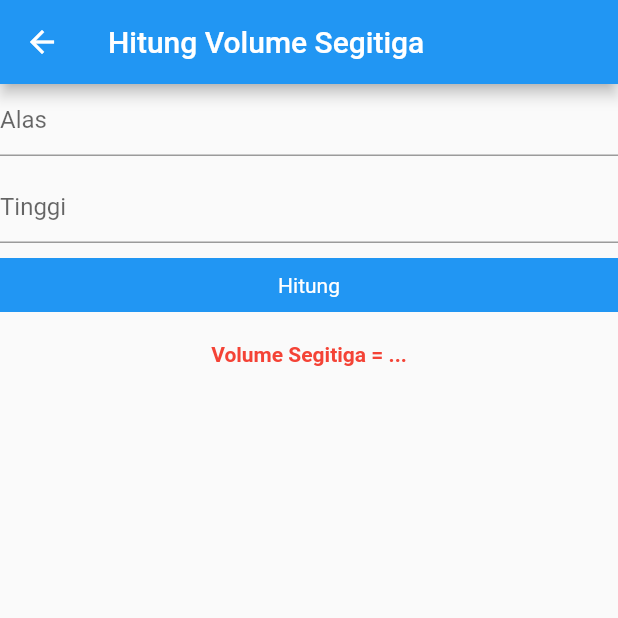
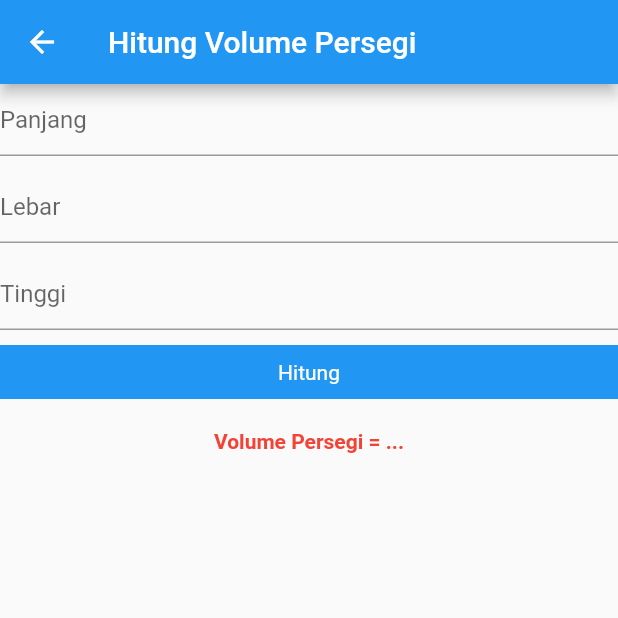
Before and after one commit to adiiisanjayaa/calculator, a Flutter app: the screen it shows after launch, after a tap on "Persegi", on a phone screen of 412 x 824 dp, the top half of it. Run offline on Flutter 3.47's test engine with Material 2 defaults, Android fonts, the phone set to English and light mode, and no system bars.

Commit message:
fitur persegi, persegi panjang, lingkaran

```diff
--- a/lib/main.dart
+++ b/lib/main.dart
@@ -1,4 +1,7 @@
 import 'package:calculator/segitiga.dart';
+import 'package:calculator/persegi.dart';
+import 'package:calculator/persegipanjang.dart';
+import 'package:calculator/lingkaran.dart';
 import 'package:calculator/shape.dart';
 import 'package:flutter/material.dart';
 
@@ -48,21 +51,21 @@ class _MyHomePageState extends State<MyHomePage> {
       return () {
         Navigator.push(
           context,
-          MaterialPageRoute(builder: (context) => const SegitigaPage()),
+          MaterialPageRoute(builder: (context) => const PersegiPage()),
         );
       };
     } else if (shape == "Persegi Panjang") {
       return () {
         Navigator.push(
           context,
-          MaterialPageRoute(builder: (context) => const SegitigaPage()),
+          MaterialPageRoute(builder: (context) => const PersegipanjangPage()),
         );
       };
     } else {
       return () {
         Navigator.push(
           context,
-          MaterialPageRoute(builder: (context) => const SegitigaPage()),
+          MaterialPageRoute(builder: (context) => const LingkaranPage()),
         );
       };
     }
--- /dev/null
+++ b/lib/persegi.dart
@@ -0,0 +1,90 @@
+import 'package:flutter/material.dart';
+
+// kelas halaman segitiga
+class PersegiPage extends StatefulWidget {
+  const PersegiPage({Key? key}) : super(key: key);
+
+  @override
+  PersegiPageState createState() => PersegiPageState();
+}
+
+class PersegiPageState extends State<PersegiPage> {
+  // controller untuk menangkap nilai yang diinputkan
+  TextEditingController panjang = TextEditingController();
+  TextEditingController lebar = TextEditingController();
+  TextEditingController tinggi = TextEditingController();
+  // variable hasil untuk menampilkan hasil pergitungan
+  String hasil = "...";
+
+  @override
+  Widget build(BuildContext context) {
+    return Scaffold(
+        appBar: AppBar(
+          title: const Text("Hitung Volume Persegi"),
+        ),
+        body: SingleChildScrollView(
+          child: Column(
+            children: [
+              //text field alas
+              TextFormField(
+                controller: panjang,
+                decoration: const InputDecoration(
+                  hintText: "Panjang",
+                ),
+              ),
+              const SizedBox(height: 10),
+              //text field tinggi
+              TextFormField(
+                controller: lebar,
+                decoration: const InputDecoration(
+                  hintText: "Lebar",
+                ),
+              ),
+              const SizedBox(height: 10),
+              TextFormField(
+                controller: tinggi,
+                decoration: const InputDecoration(
+                  hintText: "Tinggi",
+                ),
+              ),
+              const SizedBox(height: 10),
+              //button untuk menghitung
+              InkWell(
+                onTap: () {
+                  if (panjang.text.isNotEmpty &&
+                      lebar.text.isNotEmpty &&
+                      tinggi.text.isNotEmpty) {
+                    //rumus
+                    var h = double.parse(panjang.text) *
+                        double.parse(lebar.text) *
+                        double.parse(tinggi.text);
+                    // gunakan setstate untuk menampilkan hasil ke layar hp
+                    setState(() {
+                      hasil = h.toString();
+                    });
+                  }
+                },
+                child: Container(
+                  padding: const EdgeInsets.all(10),
+                  decoration: const BoxDecoration(color: Colors.blue),
+                  alignment: Alignment.center,
+                  child: const Text(
+                    "Hitung",
+                    textAlign: TextAlign.center,
+                    style: TextStyle(color: Colors.white),
+                  ),
+                ),
+              ),
+              const SizedBox(height: 20),
+              //tampilkan hasil
+              Text(
+                "Volume Persegi = $hasil",
+                textAlign: TextAlign.center,
+                style: const TextStyle(
+                    color: Colors.red, fontWeight: FontWeight.bold),
+              )
+            ],
+          ),
+        ));
+  }
+}
```
Also changed, not shown: lib/lingkaran.dart (added, +82 -0 lines), lib/persegipanjang.dart (added, +90 -0 lines), pubspec.lock.
